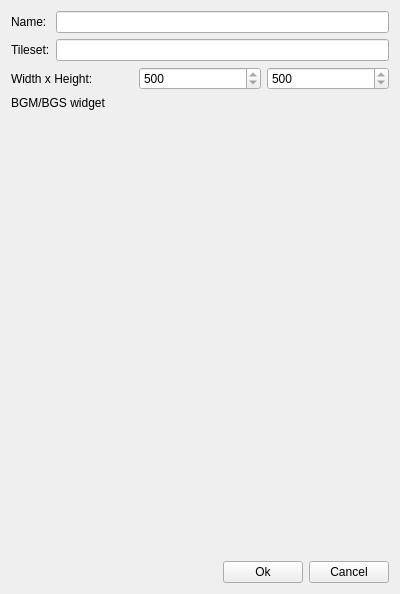
First picture: the form in mapproperties.ui, repository jowin202/YaRXP, before the edit.
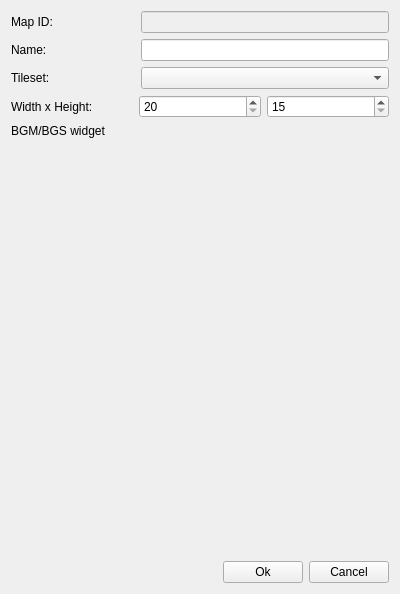
Second picture: the form after the edit.

What changed in the file:
```diff
--- a/mapproperties.ui
+++ b/mapproperties.ui
@@ -16,21 +16,21 @@
   <layout class="QGridLayout" name="gridLayout_2">
    <item row="1" column="0">
     <layout class="QGridLayout" name="gridLayout">
-     <item row="0" column="0">
+     <item row="1" column="0">
       <widget class="QLabel" name="label">
        <property name="text">
         <string>Name:</string>
        </property>
       </widget>
      </item>
-     <item row="1" column="0">
+     <item row="2" column="0">
       <widget class="QLabel" name="label_2">
        <property name="text">
         <string>Tileset:</string>
        </property>
       </widget>
      </item>
-     <item row="2" column="0" colspan="2">
+     <item row="3" column="0" colspan="3">
       <layout class="QHBoxLayout" name="horizontalLayout">
        <item>
         <widget class="QLabel" name="label_3">
@@ -42,24 +42,38 @@
        <item>
         <widget class="QSpinBox" name="spinBox">
          <property name="minimum">
-          <number>500</number>
+          <number>20</number>
          </property>
         </widget>
        </item>
        <item>
         <widget class="QSpinBox" name="spinBox_2">
          <property name="minimum">
-          <number>500</number>
+          <number>15</number>
          </property>
         </widget>
        </item>
       </layout>
      </item>
-     <item row="0" column="1">
-      <widget class="QLineEdit" name="lineEdit"/>
+     <item row="0" column="0">
+      <widget class="QLabel" name="label_4">
+       <property name="text">
+        <string>Map ID:</string>
+       </property>
+      </widget>
      </item>
-     <item row="1" column="1">
-      <widget class="QLineEdit" name="lineEdit_2"/>
+     <item row="0" column="1" colspan="2">
+      <widget class="QLineEdit" name="line_id">
+       <property name="enabled">
+        <bool>false</bool>
+       </property>
+      </widget>
+     </item>
+     <item row="1" column="1" colspan="2">
+      <widget class="QLineEdit" name="line_name"/>
+     </item>
+     <item row="2" column="1" colspan="2">
+      <widget class="QComboBox" name="combo_tileset"/>
      </item>
     </layout>
    </item>
```
Left out of the diff: 9 changed lines with no effect on the pictures.
